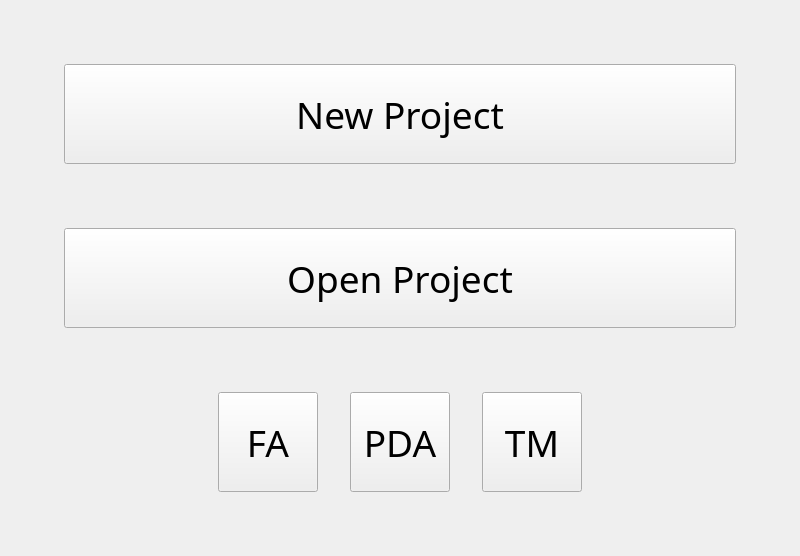
Old version of the form res/ui/titleWindow.ui in the repository kaizxr/cafl.
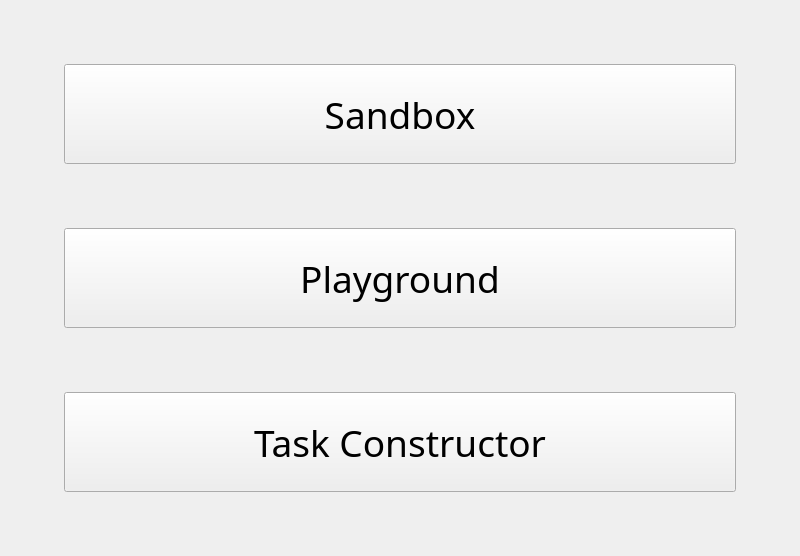
New version of the form.

Commit message: simple task creator

Diff of the .ui file:
```diff
--- a/res/ui/titleWindow.ui
+++ b/res/ui/titleWindow.ui
@@ -30,7 +30,7 @@
      </font>
     </property>
     <property name="text">
-     <string>New Project</string>
+     <string>Sandbox</string>
     </property>
    </widget>
    <widget class="QPushButton" name="openButton">
@@ -49,15 +49,15 @@
      </font>
     </property>
     <property name="text">
-     <string>Open Project</string>
+     <string>Playground</string>
     </property>
    </widget>
    <widget class="QPushButton" name="faRButton">
     <property name="geometry">
      <rect>
-      <x>218</x>
+      <x>64</x>
       <y>392</y>
-      <width>100</width>
+      <width>672</width>
       <height>100</height>
      </rect>
     </property>
@@ -68,66 +68,7 @@
      </font>
     </property>
     <property name="text">
-     <string>FA</string>
-    </property>
-   </widget>
-   <widget class="QPushButton" name="pdaRButton">
-    <property name="geometry">
-     <rect>
-      <x>350</x>
-      <y>392</y>
-      <width>100</width>
-      <height>100</height>
-     </rect>
-    </property>
-    <property name="font">
-     <font>
-      <family>Montserrat Light</family>
-      <pointsize>28</pointsize>
-     </font>
-    </property>
-    <property name="text">
-     <string>PDA</string>
-    </property>
-   </widget>
-   <widget class="QPushButton" name="tmRButton">
-    <property name="enabled">
-     <bool>true</bool>
-    </property>
-    <property name="geometry">
-     <rect>
-      <x>482</x>
-      <y>392</y>
-      <width>100</width>
-      <height>100</height>
-     </rect>
-    </property>
-    <property name="sizePolicy">
-     <sizepolicy hsizetype="Minimum" vsizetype="Fixed">
-      <horstretch>0</horstretch>
-      <verstretch>0</verstretch>
-     </sizepolicy>
-    </property>
-    <property name="font">
-     <font>
-      <family>Montserrat Light</family>
-      <pointsize>28</pointsize>
-     </font>
-    </property>
-    <property name="layoutDirection">
-     <enum>Qt::LeftToRight</enum>
-    </property>
-    <property name="autoFillBackground">
-     <bool>false</bool>
-    </property>
-    <property name="text">
-     <string>TM</string>
-    </property>
-    <property name="iconSize">
-     <size>
-      <width>64</width>
-      <height>64</height>
-     </size>
+     <string>Task Constructor</string>
     </property>
    </widget>
   </widget>
```
Left out of the diff: 6 changed lines with no effect on the pictures. The commit also changes 18 other files.
